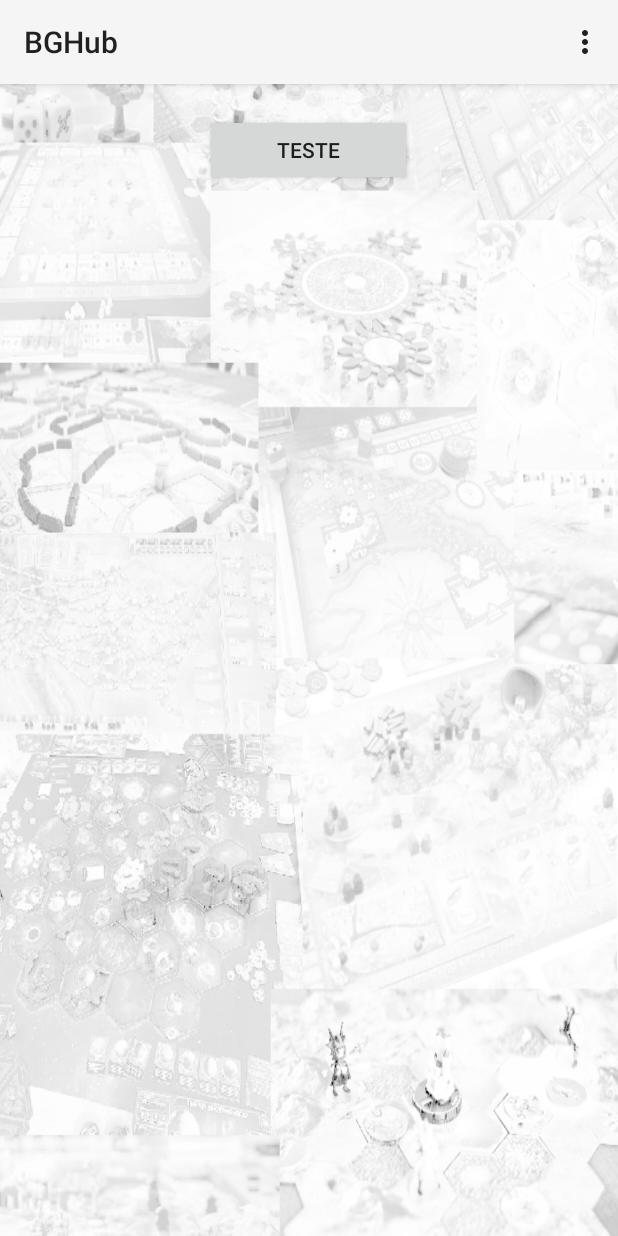
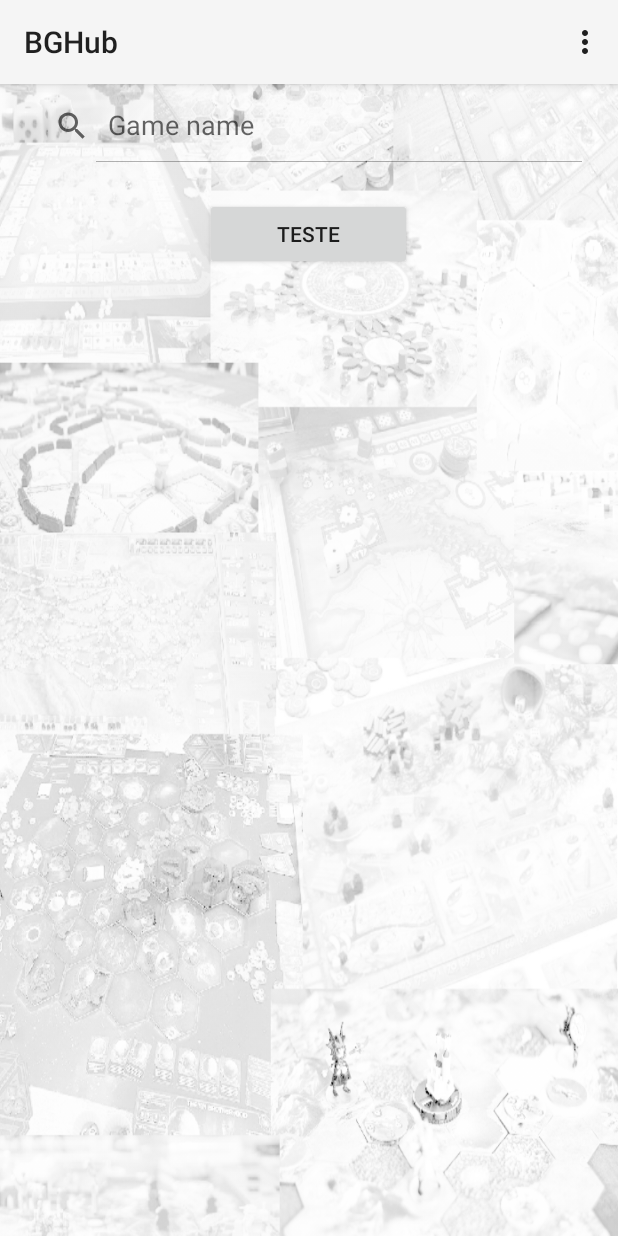
Before and after one commit to lcgal/BGHub, an Android app: the MainActivity screen opened directly, with no data from a screen before it, after a tap on "TESTE", on a phone screen of 412 x 824 dp. Run offline under Robolectric (Android 15) with nearby library versions, the phone set to English and light mode, and no system bars; our stand-ins replace Dagger/Hilt's generated code; libraries missing offline, so code that uses them is left out: com.facebook, com.facebook.login, com.raizlabs.android; 3 statements that could not run were skipped.

```diff
--- a/app/src/main/java/com/example/bghub/Models/Games/Game.java
+++ b/app/src/main/java/com/example/bghub/Models/Games/Game.java
@@ -11,6 +11,7 @@ import com.raizlabs.android.dbflow.sql.language.SQLite;
 import com.raizlabs.android.dbflow.structure.BaseModel;
 
 import java.util.List;
+import java.util.Locale;
 
 @Table(database = AppDatabase.class)
 public class Game extends BaseModel {
@@ -99,4 +100,6 @@ public class Game extends BaseModel {
         this.thumbnail = thumbnail;
     }
 
+    public String toLowerCase(Locale locale) {return this.name.toLowerCase(locale);}
+
 }
--- a/app/src/main/java/com/example/bghub/Views/Fragments/OfferGame/OfferGameFragment.kt
+++ b/app/src/main/java/com/example/bghub/Views/Fragments/OfferGame/OfferGameFragment.kt
@@ -5,6 +5,7 @@ import android.os.Bundle
 import android.view.LayoutInflater
 import android.view.View
 import android.view.ViewGroup
+import android.widget.SearchView
 import androidx.fragment.app.Fragment
 import androidx.recyclerview.widget.LinearLayoutManager
 import androidx.recyclerview.widget.RecyclerView
@@ -34,7 +35,20 @@ class OfferGameFragment : Fragment() {
         games_recycler_view.adapter = adapter
         games_recycler_view.layoutManager =  LinearLayoutManager(activity)
 
+        game_name_search.setOnQueryTextListener(object: SearchView.OnQueryTextListener{
+            override fun onQueryTextSubmit(query: String?): Boolean {
+                return false
+            }
+
+            override fun onQueryTextChange(newText: String?): Boolean {
+                adapter.filter.filter(newText)
+                return false
+            }
+
+        })
+
     }
+
 
     fun setDataRepository(dataRepository : DataContract.Repository) {
         mDataRepository = dataRepository;
--- a/app/src/main/res/layout/fragment_offer_game.xml
+++ b/app/src/main/res/layout/fragment_offer_game.xml
@@ -1,21 +1,54 @@
 <?xml version="1.0" encoding="utf-8"?>
-<androidx.coordinatorlayout.widget.CoordinatorLayout
-    android:id="@+id/containerView"
+
+<LinearLayout android:id="@+id/containerView"
     xmlns:android="http://schemas.android.com/apk/res/android"
     android:layout_width="match_parent"
-    android:layout_height="match_parent">
+    android:layout_height="match_parent"
+    android:layout_marginHorizontal="@dimen/padding_standard"
+    android:orientation="vertical"
+    xmlns:app="http://schemas.android.com/apk/res-auto">
 
-    <TextView
-        android:id="@+id/emptyMessage"
+        <SearchView
+            android:id="@+id/game_name_search"
+            android:queryHint="@string/label_search_game_name"
+            app:searchIcon="@null"
+            app:iconifiedByDefault="false"
+            android:iconifiedByDefault="false"
             android:layout_width="match_parent"
-        android:layout_height="match_parent"
-        android:visibility="gone"/>
+            android:layout_height="wrap_content"
+            android:layout_marginVertical="@dimen/padding_half"
+            android:layout_marginHorizontal="@dimen/padding_standard"/>
+
+<!--        <SearchView-->
+<!--            android:id="@+id/game_mechanic_search"-->
+<!--            android:queryHint="@string/label_search_game_mechanic"-->
+<!--            app:searchIcon="@null"-->
+<!--            app:iconifiedByDefault="false"-->
+<!--            android:iconifiedByDefault="false"-->
+<!--            android:layout_width="match_parent"-->
+<!--            android:layout_height="wrap_content"-->
+<!--            android:layout_marginVertical="@dimen/padding_half"-->
+<!--            android:layout_marginHorizontal="@dimen/padding_standard"/>-->
+
+<!--        <SearchView-->
+<!--            android:id="@+id/player_number_search"-->
+<!--            android:queryHint="@string/label_search_number_players"-->
+<!--            app:searchIcon="@null"-->
+<!--            app:iconifiedByDefault="false"-->
+<!--            android:iconifiedByDefault="false"-->
+<!--            android:layout_width="match_parent"-->
+<!--            android:layout_height="wrap_content"-->
+<!--            android:layout_marginVertical="@dimen/padding_half"-->
+<!--            android:layout_marginHorizontal="@dimen/padding_standard"/>-->
 
         <androidx.recyclerview.widget.RecyclerView
             android:id="@+id/games_recycler_view"
             android:layout_width="match_parent"
             android:layout_height="wrap_content"
             android:clipToPadding="false"
-        android:paddingBottom="@dimen/padding_standard"
-        android:paddingTop="@dimen/padding_standard" />
-</androidx.coordinatorlayout.widget.CoordinatorLayout>
+            android:layout_marginHorizontal="@dimen/padding_standard"
+            android:paddingTop="@dimen/padding_standard"
+            android:paddingBottom="@dimen/padding_standard" />
+
+
+</LinearLayout>
--- a/app/src/main/res/values/strings.xml
+++ b/app/src/main/res/values/strings.xml
@@ -7,4 +7,8 @@
 
     <string name="thumbnail">Thumbnail</string>
     <string name="menu_favorite">Favorite</string>
+
+    <string name="label_search_game_name">Game name</string>
+    <string name="label_search_game_mechanic">Game mechanics</string>
+    <string name="label_search_number_players">Number of players</string>
 </resources>
```
Also changed, not shown: app/build.gradle (+13 -0 lines), app/src/main/java/com/example/bghub/ui/Holder/GameListHolder.kt (+7 -2 lines), app/src/main/java/com/example/bghub/ui/adapter/GameListAdapter.kt (+47 -4 lines). Lines whose indentation alone changed are shown as unchanged.
